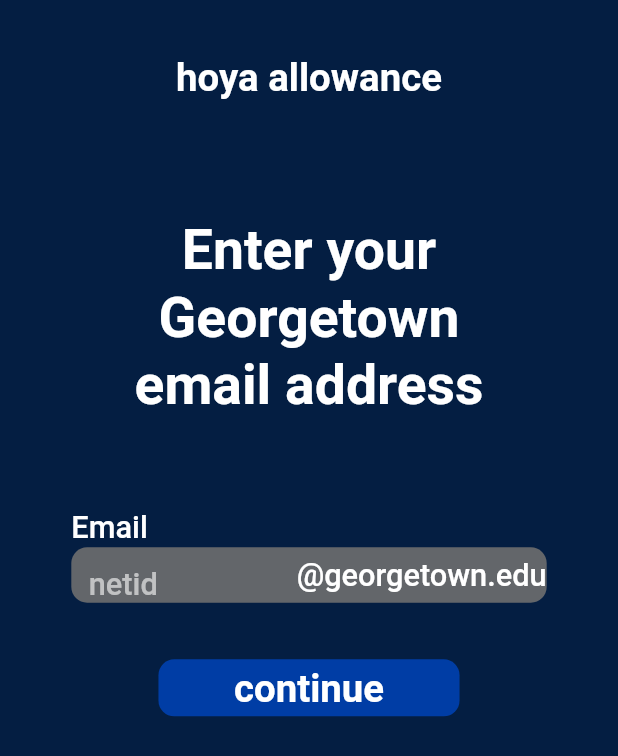
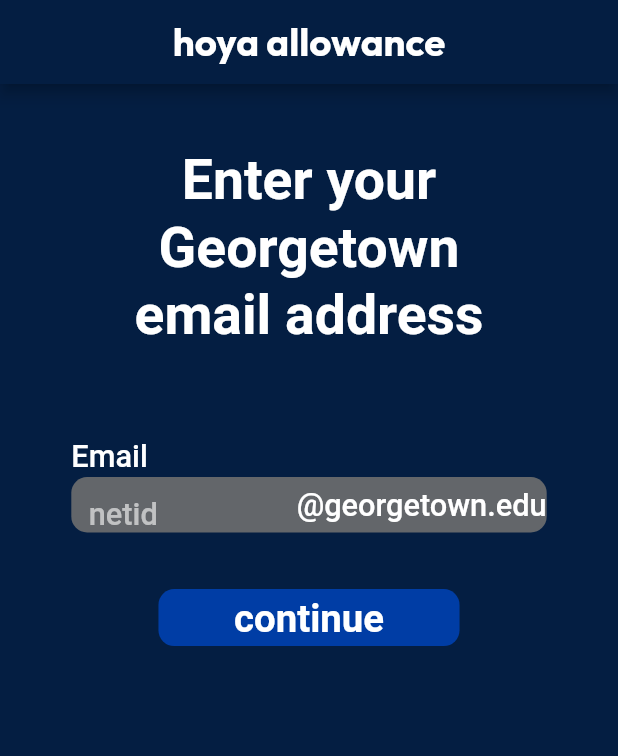
Before and after one commit to PontisDigital/allowance-app, a Flutter app: the OnboardingStartPage screen opened directly, on a phone screen of 412 x 824 dp. Shown: the top 756 px of the screen. Run offline on Flutter 3.47's test engine with Material 2 defaults, Android fonts, the phone set to English and light mode, and no system bars; our stand-ins replace cloud_firestore, firebase_auth, firebase_core, google_fonts, qr_flutter; accounts and stored records are empty; network calls fail.

Commit message:
onboarding app bar

```diff
--- a/lib/main.dart
+++ b/lib/main.dart
@@ -33,11 +33,23 @@
 
   static List<Widget> _widgetOptions = <Widget>[
     HomePage(),
+    Column(
+      children: [
         Center(
             child: Text(
           'Settings',
           style: TextStyle(color: Colors.white, fontSize: 30),
         )),
+        Center(
+          child: TextButton(
+            onPressed: () {
+              FirebaseAuth.instance.signOut();
+            },
+            child: Text('Sign Out'),
+          ),
+        ),
+      ],
+    ),
   ];
 
   void _onItemTapped(int index) {
--- a/lib/page-1/onboarding-start.dart
+++ b/lib/page-1/onboarding-start.dart
@@ -1,5 +1,6 @@
 import 'package:allowance/page-1/onboarding-1-done.dart';
 import 'package:allowance/page-1/sign-in-with-password.dart';
+import 'package:allowance/utils.dart';
 import 'package:flutter/material.dart';
 import 'package:firebase_auth/firebase_auth.dart';
 
@@ -19,11 +20,26 @@
     double ffem = fem * 0.97;
 
     return Scaffold(
+      appBar: AppBar(
+        centerTitle: true,
+        backgroundColor: Color(0xff041e42),
+        title: Text(
+          'hoya allowance',
+          style: SafeGoogleFont(
+            'Outfit',
+            fontSize: 25 * ffem,
+            fontWeight: FontWeight.w700,
+            height: 1.26 * ffem / fem,
+            color: Color(0xffffffff),
+          ),
+        ),
+      ),
       body: SingleChildScrollView(
         child: Container(
           width: double.infinity,
           child: Container(
-            padding: EdgeInsets.fromLTRB(45 * fem, 34 * fem, 45 * fem, 34 * fem),
+            padding:
+                EdgeInsets.fromLTRB(45 * fem, 34 * fem, 45 * fem, 34 * fem),
             width: double.infinity,
             height: 844 * fem,
             decoration: BoxDecoration(
@@ -36,25 +52,13 @@
                 crossAxisAlignment: CrossAxisAlignment.center,
                 children: [
                   Container(
-                    margin: EdgeInsets.fromLTRB(0 * fem, 0 * fem, 0 * fem, 68 * fem),
-                    child: Text(
-                      'hoya allowance',
-                      textAlign: TextAlign.center,
-                      style: TextStyle(
-                        fontSize: 25 * ffem,
-                        fontWeight: FontWeight.w700,
-                        height: 1.26 * ffem / fem,
-                        color: Color(0xffffffff),
-                      ),
-                    ),
-                  ),
-                  Container(
                     width: double.infinity,
                     child: Column(
                       crossAxisAlignment: CrossAxisAlignment.center,
                       children: [
                         Container(
-                          margin: EdgeInsets.fromLTRB(34.5 * fem, 0 * fem, 34.5 * fem, 52 * fem),
+                          margin: EdgeInsets.fromLTRB(
+                              34.5 * fem, 0 * fem, 34.5 * fem, 52 * fem),
                           width: double.infinity,
                           height: 137 * fem,
                           child: Center(
@@ -78,7 +82,8 @@
                           ),
                         ),
                         Container(
-                          margin: EdgeInsets.fromLTRB(0 * fem, 0 * fem, 0 * fem, 31 * fem),
+                          margin: EdgeInsets.fromLTRB(
+                              0 * fem, 0 * fem, 0 * fem, 31 * fem),
                           width: double.infinity,
                           height: 60 * fem,
                           child: Stack(
@@ -96,7 +101,8 @@
                                         fontSize: 20 * ffem,
                                         fontWeight: FontWeight.w500,
                                         height: 1.26 * ffem / fem,
-                                        color: Color(0xffffffff), // Text color changed to white
+                                        color: Color(
+                                            0xffffffff), // Text color changed to white
                                       ),
                                     ),
                                   ),
@@ -111,7 +117,8 @@
                                     height: 35 * fem,
                                     child: Container(
                                       decoration: BoxDecoration(
-                                        borderRadius: BorderRadius.circular(10 * fem),
+                                        borderRadius:
+                                            BorderRadius.circular(10 * fem),
                                         color: Color(0xff63666a),
                                       ),
                                       child: Row(
@@ -123,12 +130,14 @@
                                                 focusedBorder: InputBorder.none,
                                                 enabledBorder: InputBorder.none,
                                                 errorBorder: InputBorder.none,
-                                                disabledBorder: InputBorder.none,
-                                                contentPadding: EdgeInsets.fromLTRB(
-                                                    11 * fem,
-                                                    5 * fem,
-                                                    11 * fem,
-                                                    4 * fem),
+                                                disabledBorder:
+                                                    InputBorder.none,
+                                                contentPadding:
+                                                    EdgeInsets.fromLTRB(
+                                                        11 * fem,
+                                                        5 * fem,
+                                                        11 * fem,
+                                                        4 * fem),
                                                 hintText: 'netid',
                                                 hintStyle: TextStyle(
                                                     color: Color(0x99ffffff)),
@@ -137,14 +146,23 @@
                                                 fontSize: 20 * ffem,
                                                 fontWeight: FontWeight.w500,
                                                 height: 1.26 * ffem / fem,
-                                                color: Color(0xffffffff), // Text color changed to white
+                                                color: Color(
+                                                    0xffffffff), // Text color changed to white
                                               ),
                                               onChanged: (value) {
                                                 setState(() {
-                                                  if (value.toLowerCase().endsWith("@georgetown.edu")) {
-                                                    emailPartInput = value.toLowerCase().replaceAll("@georgetown.edu", "");
+                                                  if (value
+                                                      .toLowerCase()
+                                                      .endsWith(
+                                                          "@georgetown.edu")) {
+                                                    emailPartInput = value
+                                                        .toLowerCase()
+                                                        .replaceAll(
+                                                            "@georgetown.edu",
+                                                            "");
                                                   } else {
-                                                    emailPartInput = value.toLowerCase();
+                                                    emailPartInput =
+                                                        value.toLowerCase();
                                                   }
                                                 });
                                               },
@@ -156,7 +174,8 @@
                                               fontSize: 20 * ffem,
                                               fontWeight: FontWeight.w500,
                                               height: 1.26 * ffem / fem,
-                                              color: Color(0xffffffff), // Text color changed to white
+                                              color: Color(
+                                                  0xffffffff), // Text color changed to white
                                             ),
                                           ),
                                         ],
@@ -169,7 +188,8 @@
                           ),
                         ),
                         Container(
-                          margin: EdgeInsets.fromLTRB(55 * fem, 0 * fem, 55 * fem, 0 * fem),
+                          margin: EdgeInsets.fromLTRB(
+                              55 * fem, 0 * fem, 55 * fem, 0 * fem),
                           child: TextButton(
                             onPressed: () => handleGivenEmail(context),
                             style: TextButton.styleFrom(
@@ -211,7 +231,7 @@
 
   handleGivenEmail(BuildContext context) async {
     String fullEmail = emailPartInput + "@georgetown.edu";
-	emailFullInput = fullEmail;
+    emailFullInput = fullEmail;
 
     List<String> signInMethods =
         await FirebaseAuth.instance.fetchSignInMethodsForEmail(fullEmail);
```
Also changed, not shown: lib/page-1/onboarding-1-done.dart (+20 -16 lines), lib/page-1/onboarding-2-done.dart (+25 -4 lines), lib/page-1/sign-in-with-password.dart (+22 -17 lines). Lines whose indentation alone changed are shown as unchanged.
